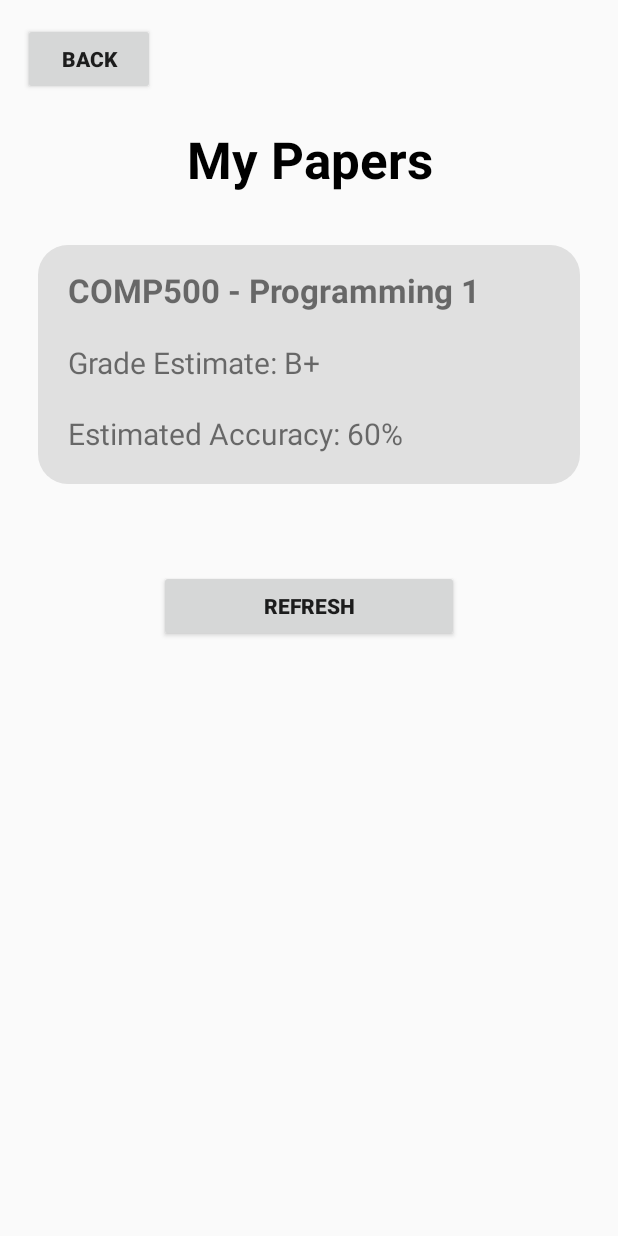
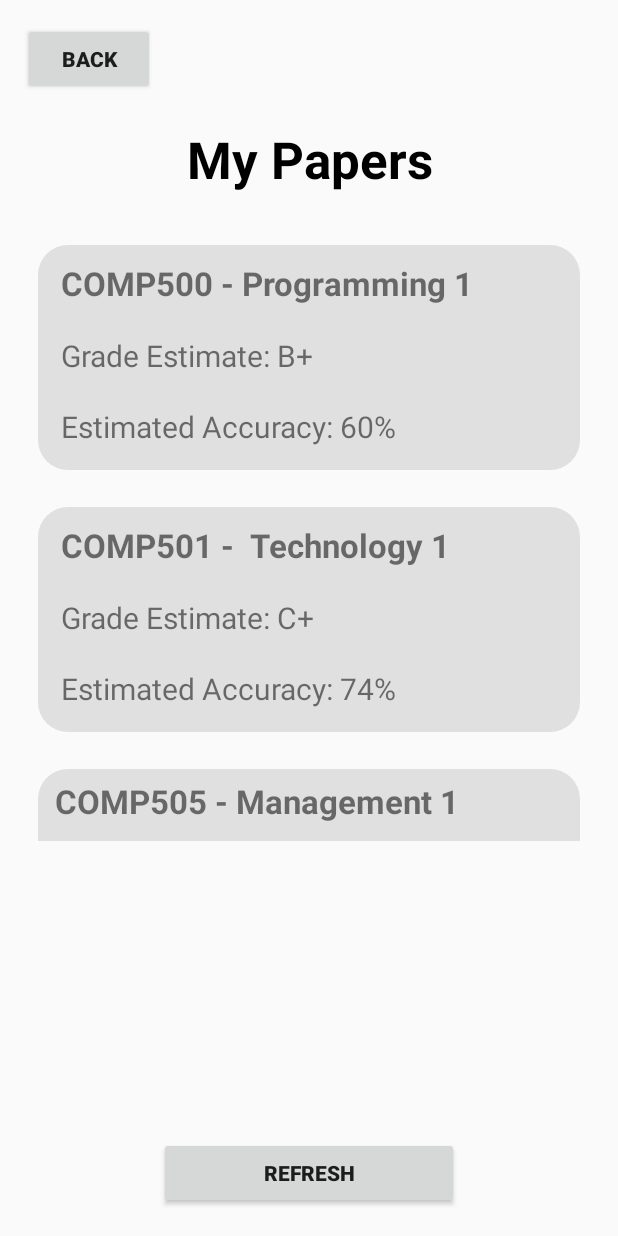
Before and after one commit to zwsaqx/MobileSystemsCOMP713, an Android app built with Jetpack Compose: the layout my_papers_activity.xml on its own in the app's theme, with its tools: preview values and no code run, on a phone screen of 412 x 824 dp. Run offline under Robolectric (Android 15) with nearby library versions, the phone set to English and light mode, and no system bars.

Commit message:
modified README.md

```diff
--- a/app/build.gradle.kts
+++ b/app/build.gradle.kts
@@ -58,10 +58,13 @@ dependencies {
     implementation("androidx.appcompat:appcompat:1.6.1")
     implementation("androidx.preference:preference:1.2.0")
     implementation("com.google.android.material:material:1.4.0")
+    implementation("org.tensorflow:tensorflow-lite:2.12.0")
+    implementation("org.tensorflow:tensorflow-lite-support:0.4.0")
 
     //retrofit & gson
     implementation("com.squareup.retrofit2:retrofit:2.9.0")
     implementation("com.squareup.retrofit2:converter-gson:2.9.0")
+    implementation("androidx.legacy:legacy-support-v4:1.0.0")
 
     testImplementation("junit:junit:4.13.2")
     androidTestImplementation("androidx.test.ext:junit:1.1.5")
@@ -70,4 +73,5 @@ dependencies {
     androidTestImplementation("androidx.compose.ui:ui-test-junit4")
     debugImplementation("androidx.compose.ui:ui-tooling")
     debugImplementation("androidx.compose.ui:ui-test-manifest")
+
 }
--- a/app/src/main/res/layout/my_papers_activity.xml
+++ b/app/src/main/res/layout/my_papers_activity.xml
@@ -1,12 +1,18 @@
 <?xml version="1.0" encoding="utf-8"?>
 
-<LinearLayout
-    xmlns:android="http://schemas.android.com/apk/res/android"
+<LinearLayout xmlns:android="http://schemas.android.com/apk/res/android"
     android:layout_width="match_parent"
     android:layout_height="match_parent"
-    android:orientation="vertical"
+    android:layout_margin="15dp"
     android:gravity="top|center"
-    android:layout_margin="15dp"> <!-- padding so buttons don't touch screen edges -->
+    android:orientation="vertical"> <!-- padding so buttons don't touch screen edges -->
+
+
+    <LinearLayout
+        android:layout_width="match_parent"
+        android:layout_height="0dp"
+        android:layout_weight="1"
+        android:orientation="vertical">
 
     <Button
         android:id="@+id/backButton"
@@ -22,69 +28,145 @@
         android:id="@+id/textView"
         android:layout_width="match_parent"
         android:layout_height="wrap_content"
+        android:layout_margin="20dp"
         android:text="My Papers"
         android:textAlignment="center"
+        android:textColor="@color/black"
         android:textSize="34sp"
-        android:textColor="@color/black"
-        android:textStyle="bold"
-        android:layout_margin="20dp"/>
+        android:textStyle="bold" />
+
+    <androidx.core.widget.NestedScrollView
+        android:layout_width="match_parent"
+        android:layout_height="412dp"
+        android:fillViewport="true"
+        android:verticalScrollbarPosition="right">
 
         <LinearLayout
-        xmlns:android="http://schemas.android.com/apk/res/android"
+            android:layout_width="match_parent"
+            android:layout_height="wrap_content"
+            android:fadingEdge="vertical"
+            android:orientation="vertical">
+
+            <LinearLayout
+                android:layout_width="match_parent"
+                android:layout_height="match_parent"
+                android:layout_gravity="center_horizontal"
+                android:layout_margin="10dp"
                 android:background="@drawable/rounded_edges"
+                android:orientation="vertical"
+                android:padding="5dp">
+
+                <TextView
+                    android:id="@+id/textView6"
+                    android:layout_width="match_parent"
+                    android:layout_height="wrap_content"
+                    android:layout_margin="10dp"
+                    android:text="COMP500 - Programming 1"
+                    android:textSize="22sp"
+                    android:textStyle="bold" />
+
+                <TextView
+                    android:layout_width="match_parent"
+                    android:layout_height="wrap_content"
+                    android:layout_margin="10dp"
+                    android:text="Grade Estimate: B+"
+                    android:textSize="20sp" />
+
+                <TextView
+                    android:layout_width="match_parent"
+                    android:layout_height="wrap_content"
+                    android:layout_margin="10dp"
+                    android:text="Estimated Accuracy: 60%"
+                    android:textSize="20sp" />
+
+            </LinearLayout>
+
+            <LinearLayout
                 android:layout_width="match_parent"
                 android:layout_height="wrap_content"
                 android:layout_gravity="center_horizontal"
                 android:layout_margin="10dp"
+                android:background="@drawable/rounded_edges"
                 android:orientation="vertical"
-        android:padding="10dp">
+                android:padding="5dp">
+
+                <TextView
+                    android:id="@+id/textView5"
+                    android:layout_width="match_parent"
+                    android:layout_height="wrap_content"
+                    android:layout_margin="10dp"
+                    android:text="COMP501 -  Technology 1 "
+                    android:textSize="22sp"
+                    android:textStyle="bold" />
+
+                <TextView
+                    android:layout_width="match_parent"
+                    android:layout_height="wrap_content"
+                    android:layout_margin="10dp"
+                    android:text="Grade Estimate: C+"
+                    android:textSize="20sp" />
+
+                <TextView
+                    android:layout_width="match_parent"
+                    android:layout_height="wrap_content"
+                    android:layout_margin="10dp"
+                    android:text="Estimated Accuracy: 74%"
+                    android:textSize="20sp" />
+
+            </LinearLayout>
+
+            <LinearLayout
+                android:layout_width="match_parent"
+                android:layout_height="wrap_content"
+                android:layout_gravity="center_horizontal"
+                android:layout_margin="10dp"
+                android:background="@drawable/rounded_edges"
+                android:orientation="vertical"
+                android:padding="1dp">
 
                 <TextView
                     android:id="@+id/textView4"
                     android:layout_width="match_parent"
                     android:layout_height="wrap_content"
-            android:text="COMP500 - Programming 1"
+                    android:layout_margin="10dp"
+                    android:text="COMP505 - Management 1"
                     android:textSize="22sp"
-            android:textStyle="bold"
-            android:layout_margin="10dp"/>
+                    android:textStyle="bold" />
 
                 <TextView
                     android:layout_width="match_parent"
                     android:layout_height="wrap_content"
+                    android:layout_margin="10dp"
                     android:text="Grade Estimate: B+"
-            android:textSize="20sp"
-            android:layout_margin="10dp"/>
+                    android:textSize="20sp" />
 
                 <TextView
                     android:layout_width="match_parent"
                     android:layout_height="wrap_content"
+                    android:layout_margin="10dp"
                     android:text="Estimated Accuracy: 60%"
-            android:textSize="20sp"
-            android:layout_margin="10dp"/>
+                    android:textSize="20sp" />
 
             </LinearLayout>
+        </LinearLayout>
+    </androidx.core.widget.NestedScrollView>
+        </LinearLayout>
 
-    <TextView
-        android:id="@+id/loginResultTextView"
+    <LinearLayout
         android:layout_width="match_parent"
-        android:layout_height="wrap_content"
-        android:text=""
-        android:textAlignment="center"
-        android:textSize="20sp"
-        android:layout_marginTop="20dp"/>
-
-
-
-
+        android:layout_height="70dp"
+        android:gravity="top|center">
 
         <Button
             android:id="@+id/forgotPasswordButton"
             android:layout_width="wrap_content"
             android:layout_height="wrap_content"
+            android:layout_gravity="bottom|center"
+            android:layout_marginBottom="1dp"
+            android:minWidth="200dp"
             android:onClick="refreshButtonClick"
             android:text="Refresh"
-        android:textStyle="bold"
-        android:minWidth="200dp"/>
-
+            android:textStyle="bold" />
+    </LinearLayout>
 
 </LinearLayout>
```
Also changed, not shown: 1 other file. Lines whose indentation alone changed are shown as unchanged.
